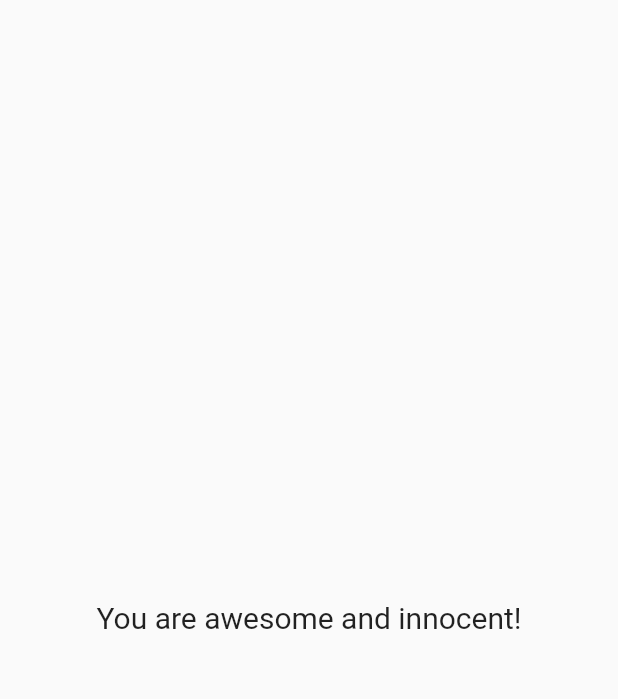
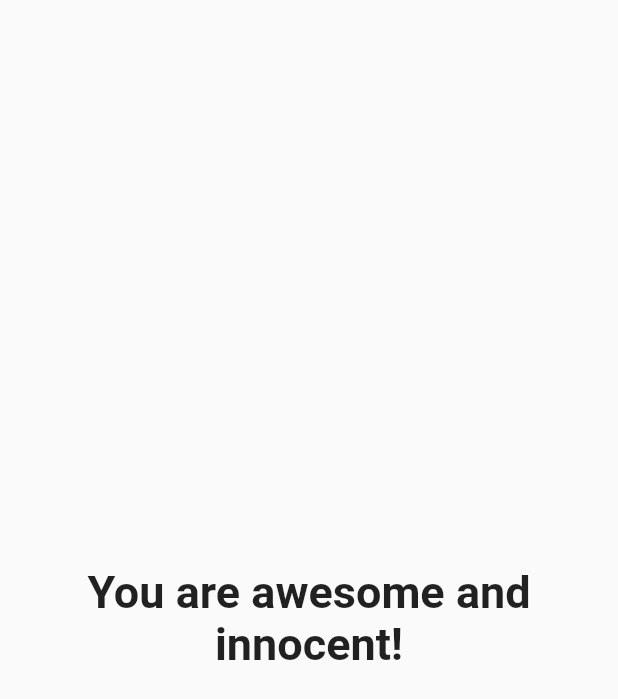
Before and after one commit to wasim919/playing-with-flutter, a Flutter app: the Result widget shown alone on an empty page, opened directly with empty values, on a phone screen of 412 x 824 dp. Shown: the top 699 px of the screen. Run offline on Flutter 3.47's test engine with Material 2 defaults, Android fonts, the phone set to English and light mode, and no system bars.

Commit message:
UI bugs fixed

```diff
--- a/quizApp/lib/Result.dart
+++ b/quizApp/lib/Result.dart
@@ -24,9 +24,8 @@ class Result extends StatelessWidget {
     return Center(
       child: Text(
         resultPhrase,
-        style: TextStyle(
-          fontSize: 20,
-        ),
+        style: TextStyle(fontSize: 30, fontWeight: FontWeight.bold),
+        textAlign: TextAlign.center,
       ),
     );
   }
```
